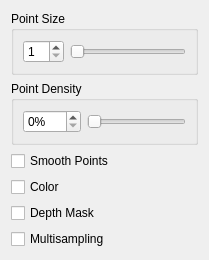
The window that DisplayOptionsDialog.ui (CIVA-Lab/Nimbus) describes before a commit, drawn with Qt 5.
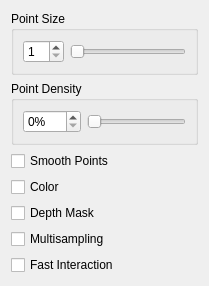
The same window after the commit.

Commit message:
Support for fast interaction
Adds support for reducing the density of points drawn while user is interacting with the scene.  This option is off by default, and can be enabled from the display options panel.

What changed in the file:
```diff
--- a/DisplayOptionsDialog.ui
+++ b/DisplayOptionsDialog.ui
@@ -7,7 +7,7 @@
     <x>0</x>
     <y>0</y>
     <width>209</width>
-    <height>255</height>
+    <height>276</height>
    </rect>
   </property>
   <property name="windowTitle">
@@ -111,6 +111,13 @@
      </property>
     </widget>
    </item>
+   <item>
+    <widget class="QCheckBox" name="fastInteractionCheckBox">
+     <property name="text">
+      <string>Fast Interaction</string>
+     </property>
+    </widget>
+   </item>
   </layout>
  </widget>
  <resources/>
```
The commit also changes 5 other files.
